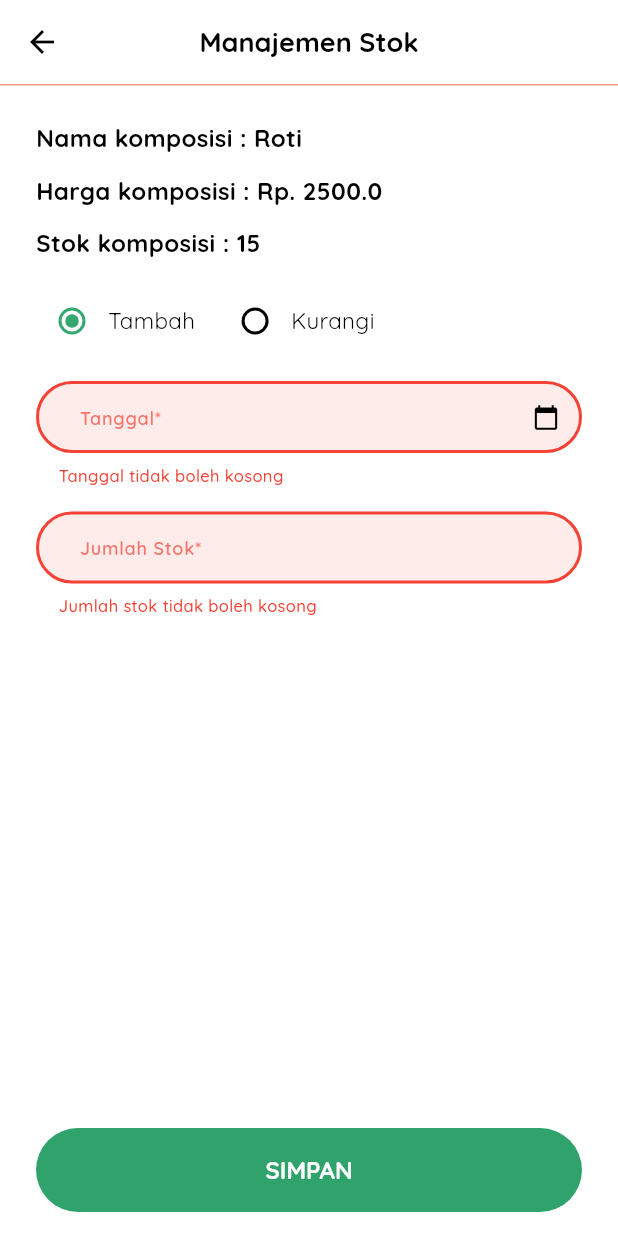
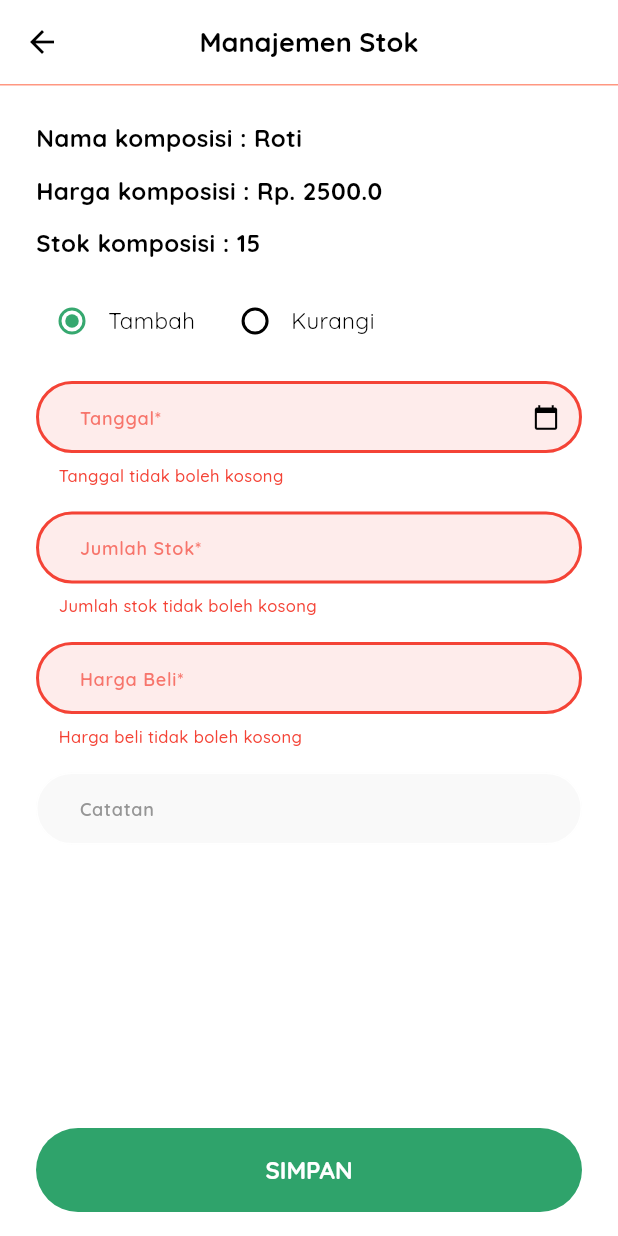
Before and after one commit to netgen-inovasi-digital/payoo_frontend, a Flutter app: the StokFormView screen opened directly with sample values from the repository, after a tap on "SIMPAN", on a phone screen of 412 x 824 dp. Run offline on Flutter 3.47's test engine with Material 3 defaults, Android fonts, the phone set to English and light mode, and no system bars; our stand-ins replace dio, flutter_screenutil, flutter_svg, font_awesome_flutter, get, get_storage and 4 more; missing offline and left inert: print_bluetooth_thermal; accounts and stored records are empty; network calls fail.

Commit message:
feat(stok): update Stock model and controller to include buy price and notes fields, with validation in form view

```diff
--- a/lib/app/modules/stok/controllers/stok_controller.dart
+++ b/lib/app/modules/stok/controllers/stok_controller.dart
@@ -13,6 +13,8 @@ class StokController extends GetxController {
   var error = ''.obs;
   TextEditingController quantityController = TextEditingController();
   TextEditingController dateController = TextEditingController();
+  TextEditingController buyPriceController = TextEditingController();
+  TextEditingController notesController = TextEditingController();
 
   // State create
   var statusCreate = ApiCallStatus.holding.obs;
@@ -21,12 +23,16 @@ class StokController extends GetxController {
   // Form validation states
   var quantityError = ''.obs;
   var dateError = ''.obs;
+  var buyPriceError = ''.obs;
+  var notesError = ''.obs;
   var hasAttemptedSubmit = false.obs;
 
-  bool validateForm() {
+  bool validateForm(String type) {
     hasAttemptedSubmit.value = true;
     quantityError.value = '';
     dateError.value = '';
+    buyPriceError.value = '';
+    notesError.value = '';
 
     bool isValid = true;
 
@@ -56,18 +62,43 @@ class StokController extends GetxController {
       isValid = false;
     }
 
+    // Validate buy price only for "in" type
+    if (type == 'in') {
+      final buyPriceText = buyPriceController.text.trim();
+      if (buyPriceText.isEmpty) {
+        buyPriceError.value = 'Harga beli tidak boleh kosong';
+        isValid = false;
+      } else {
+        final buyPrice = double.tryParse(buyPriceText);
+        if (buyPrice == null) {
+          buyPriceError.value = 'Harga beli harus berupa angka';
+          isValid = false;
+        } else if (buyPrice <= 0) {
+          buyPriceError.value = 'Harga beli harus lebih dari 0';
+          isValid = false;
+        } else if (buyPrice > 999999999) {
+          buyPriceError.value = 'Harga beli terlalu besar';
+          isValid = false;
+        }
+      }
+    }
+
+    // Notes is optional, no validation needed
+
     return isValid;
   }
 
   void clearValidationErrors() {
     quantityError.value = '';
     dateError.value = '';
+    buyPriceError.value = '';
+    notesError.value = '';
     hasAttemptedSubmit.value = false;
   }
 
   Future<bool> createStock(int komposisId, String type) async {
     // Validate form before making API call
-    if (!validateForm()) {
+    if (!validateForm(type)) {
       return false;
     }
 
@@ -85,11 +116,17 @@ class StokController extends GetxController {
     }
 
     final payload = {
+      'product_id': categoryId,
       'quantity': int.tryParse(quantityController.text.trim()) ?? 0,
+      'type': type,
+      'notes': notesController.text.trim(),
       'date': dateController.text.trim(),
-      'composition_id': categoryId,
-      'type': type,
     };
+
+    // Add buy_price only for "in" type
+    if (type == 'in') {
+      payload['buy_price'] = double.tryParse(buyPriceController.text.trim()) ?? 0;
+    }
 
     bool success = false;
     await BaseClient.safeApiCall(
@@ -132,6 +169,8 @@ class StokController extends GetxController {
   void resetForm() {
     quantityController.clear();
     dateController.clear();
+    buyPriceController.clear();
+    notesController.clear();
     clearValidationErrors();
     statusCreate.value = ApiCallStatus.holding;
     errorCreate.value = '';
@@ -141,6 +180,8 @@ class StokController extends GetxController {
   void onClose() {
     quantityController.dispose();
     dateController.dispose();
+    buyPriceController.dispose();
+    notesController.dispose();
     super.onClose();
   }
 }
--- a/lib/app/modules/stok/views/stok_form_view.dart
+++ b/lib/app/modules/stok/views/stok_form_view.dart
@@ -177,6 +177,33 @@ class _StokFormViewState extends State<StokFormView> {
                        stokController.quantityError.value.isNotEmpty,
               errorText: stokController.quantityError.value,
             )),
+            const SizedBox(height: 16),
+
+            // Buy Price field - only show when mode is "Tambah" (in)
+            if (_mode == 1) ...[
+              Obx(() => CustomTextField(
+                hintText: 'Harga Beli*',
+                controller: stokController.buyPriceController,
+                keyboardType: TextInputType.number,
+                width: double.infinity,
+                height: 50,
+                hasError: stokController.hasAttemptedSubmit.value &&
+                         stokController.buyPriceError.value.isNotEmpty,
+                errorText: stokController.buyPriceError.value,
+              )),
+              const SizedBox(height: 16),
+            ],
+
+            // Notes field - always show
+            Obx(() => CustomTextField(
+              hintText: 'Catatan',
+              controller: stokController.notesController,
+              width: double.infinity,
+              height: 80,
+              hasError: stokController.hasAttemptedSubmit.value &&
+                       stokController.notesError.value.isNotEmpty,
+              errorText: stokController.notesError.value,
+            )),
           ],
         ),
       ),
```
Also changed, not shown: lib/app/data/models/stok_model.dart (+67 -19 lines).
